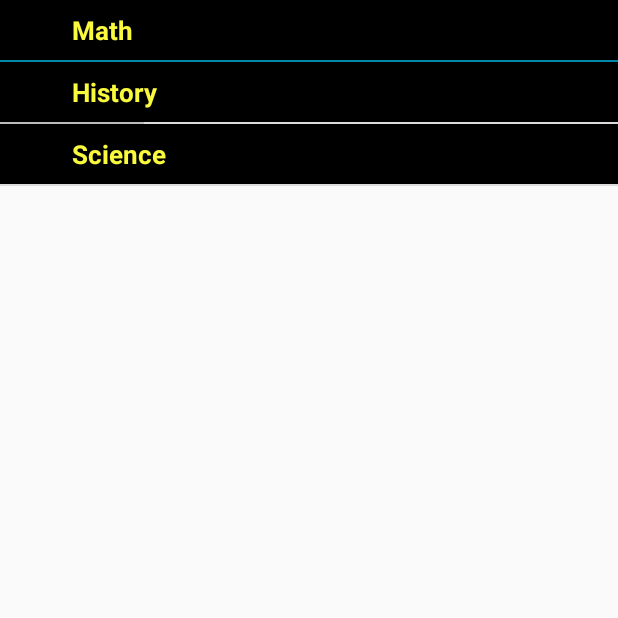
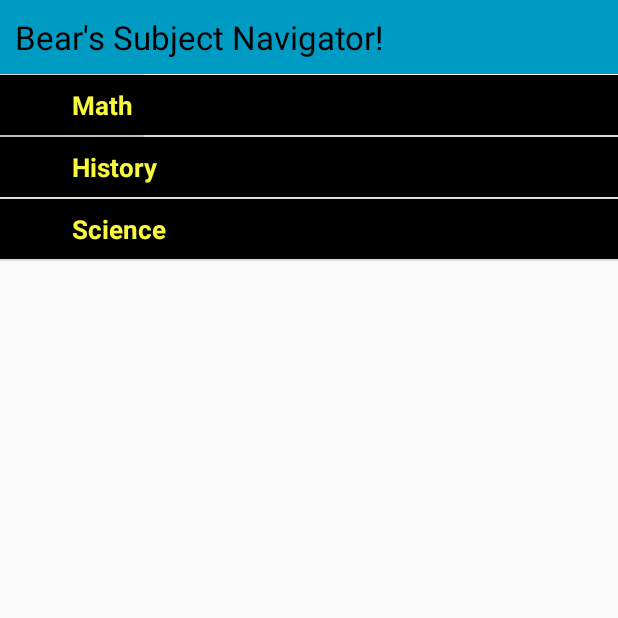
Before and after one commit to botanical/C110Practice, an Android app: the SubjectNav screen opened directly, with no data from a screen before it, on a phone screen of 412 x 824 dp, the top half of it. Run offline under Robolectric (Android 15) with nearby library versions, the phone set to English and light mode, and no system bars.

Commit message:
Slightly LESS ugly looking expandView

```diff
--- a/app/src/main/res/layout/activity_subject_nav.xml
+++ b/app/src/main/res/layout/activity_subject_nav.xml
@@ -36,7 +36,9 @@
     <ExpandableListView
         android:id="@+id/lvExp"
         android:layout_width="match_parent"
-        android:layout_height="match_parent">
+        android:layout_height="match_parent"
+        android:layout_marginTop="50dp"
+        >
 
     </ExpandableListView>
     <!--
```
